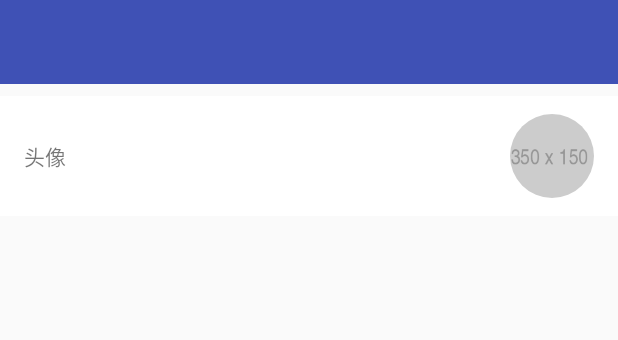
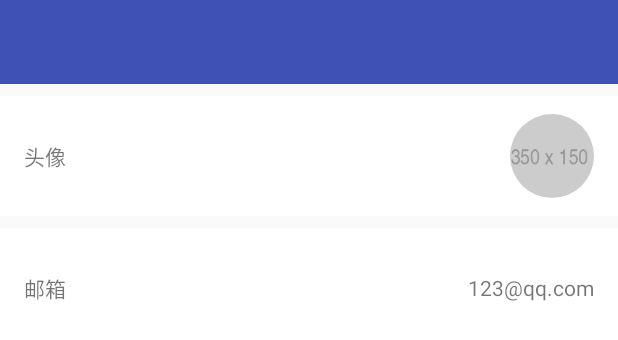
Before and after one commit to since1986/spring-cloud-demo-android, an Android app: the layout activity_profile.xml on its own in the app's theme, with its tools: preview values and no code run, on a phone screen of 412 x 824 dp. Shown: the top 340 px of the screen. Run offline under Robolectric (Android 15) with nearby library versions, the phone set to English and light mode, and no system bars.

Commit message:
加上了获得用户信息处理

```diff
--- a/app/src/main/java/com/github/since1986/demo/LoginActivity.java
+++ b/app/src/main/java/com/github/since1986/demo/LoginActivity.java
@@ -37,7 +37,7 @@ public class LoginActivity extends AppCompatActivity {
 
     public static final int REQUEST_CODE_LOGIN = 1;
 
-    public static final String API_BASE_URL = "http://10.0.2.2:8002/"; //Android中10.0.2.2代表localhost
+    public static final String API_BASE_URL = "http://10.0.2.2:8081/"; //Android中10.0.2.2代表localhost
     public static final String KEY_SHARED_PREFERENCES = "com.github.since1986.demo";
     public static final String KEY_LOGIN_USER_USERNAME = "LOGIN_USER_USERNAME";
     public static final String KEY_TOKEN = "TOKEN";
--- a/app/src/main/res/layout/activity_profile.xml
+++ b/app/src/main/res/layout/activity_profile.xml
@@ -24,6 +24,7 @@
     </android.support.design.widget.AppBarLayout>
 
     <LinearLayout
+        android:id="@+id/linear_layout_1_activity_profile"
         android:layout_width="0dp"
         android:layout_height="80dp"
         android:layout_marginTop="8dp"
@@ -53,4 +54,35 @@
             android:layout_marginEnd="16dp"
             android:src="@drawable/placeholder" />
     </LinearLayout>
+
+    <LinearLayout
+        android:layout_width="0dp"
+        android:layout_height="80dp"
+        android:layout_marginTop="8dp"
+        android:background="#FFFFFFFF"
+        android:gravity="center_vertical"
+        app:layout_constraintLeft_toLeftOf="parent"
+        app:layout_constraintRight_toRightOf="parent"
+        app:layout_constraintTop_toBottomOf="@id/linear_layout_1_activity_profile">
+
+        <TextView
+            android:layout_width="wrap_content"
+            android:layout_height="match_parent"
+            android:layout_marginStart="16dp"
+            android:gravity="center"
+            android:text="@string/text_email" />
+
+        <Space
+            android:layout_width="0dp"
+            android:layout_height="wrap_content"
+            android:layout_weight="1" />
+
+        <TextView
+            android:id="@+id/text_view_email_activity_profile"
+            android:layout_width="wrap_content"
+            android:layout_height="match_parent"
+            android:layout_marginEnd="16dp"
+            android:gravity="center"
+            tools:text="123@qq.com" />
+    </LinearLayout>
 </android.support.constraint.ConstraintLayout>
```
Also changed, not shown: app/src/main/java/com/github/since1986/demo/ProfileActivity.java (+77 -0 lines).
